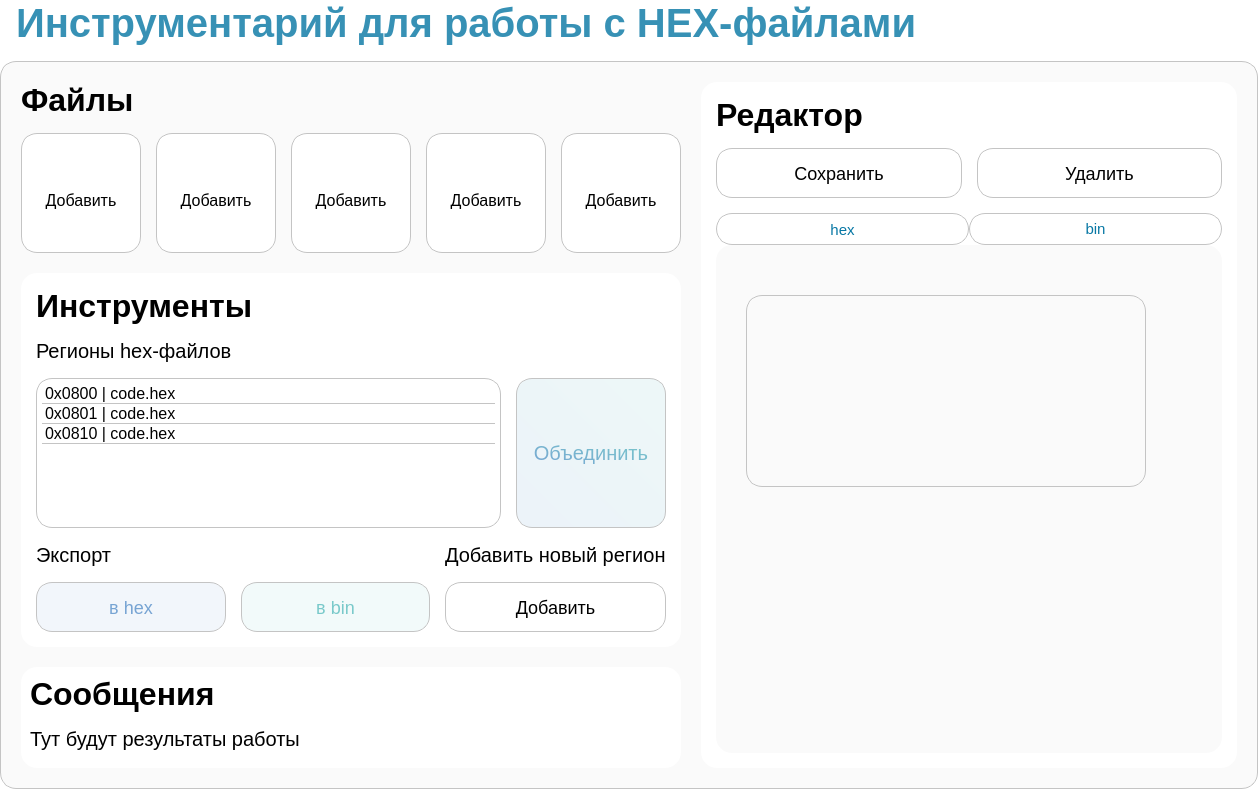
The window that ui/design.ui (stsln/hex_file_tools) describes before a commit, drawn with Qt 5.
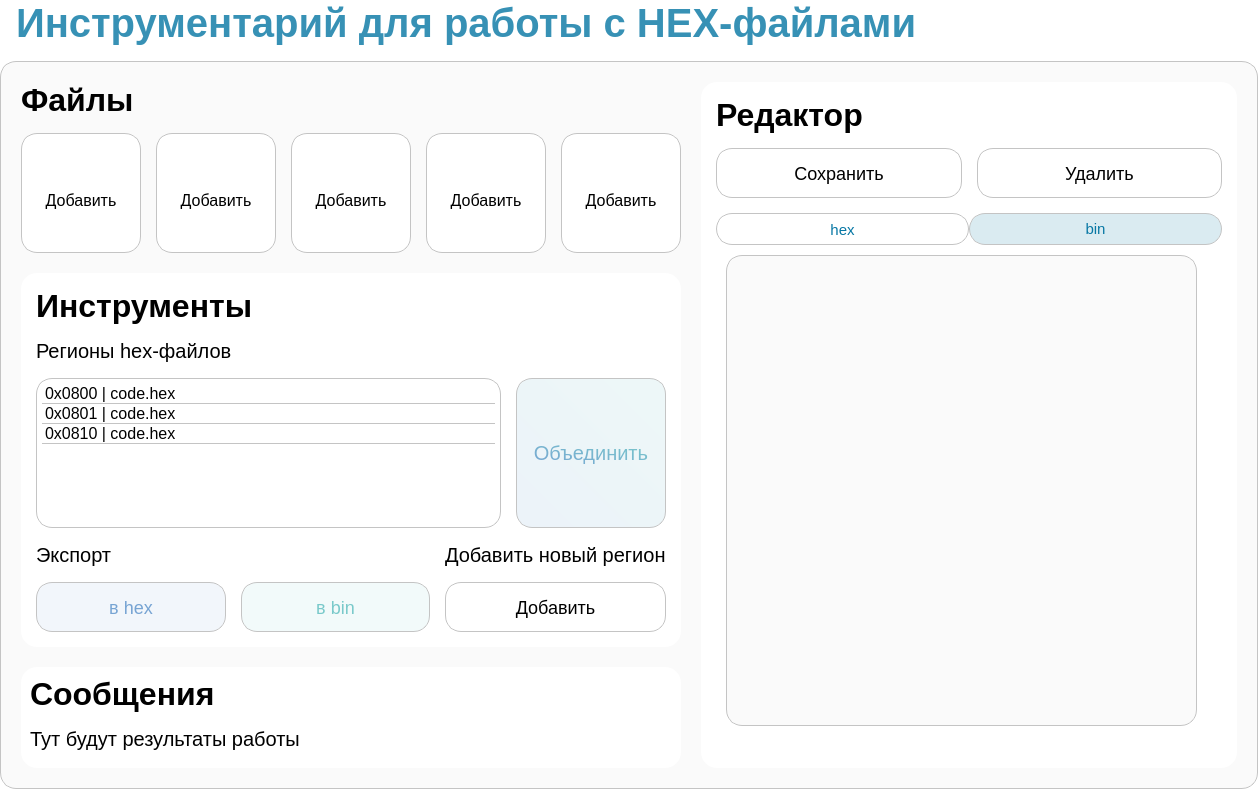
The same window after the commit. The open tabs and pages were chosen to show the change. Icons and pictures are not drawn.

Commit message: Доработка интерфейса.

What changed in the file:
```diff
--- a/ui/design.ui
+++ b/ui/design.ui
@@ -1161,6 +1161,16 @@
 	border: 1px solid #C4C4C4;
 }
 
+QTabBar::tab:hover
+{
+	background-color: rgba(7, 119, 164, 0.1);
+}
+
+QTabBar::tab:selected
+{
+	background-color: rgba(7, 119, 164, 0.15);
+}
+
 QTabWidget::pane
 { 
 	border: 0;
@@ -1328,11 +1338,7 @@
               </widget>
               <widget class="QWidget" name="tab_bin">
                <property name="styleSheet">
-                <string notr="true">QWidget
-{
-	background-color: #FAFAFA;
-	border-radius: 16px;
-}</string>
+                <string notr="true"/>
                </property>
                <attribute name="title">
                 <string>bin</string>
@@ -1340,21 +1346,22 @@
                <widget class="QPlainTextEdit" name="plainTextEdit_3">
                 <property name="geometry">
                  <rect>
-                  <x>30</x>
-                  <y>50</y>
-                  <width>400</width>
-                  <height>192</height>
+                  <x>10</x>
+                  <y>10</y>
+                  <width>471</width>
+                  <height>471</height>
                  </rect>
                 </property>
                 <property name="styleSheet">
-                 <string notr="true">QPlainTextEdit {
+                 <string notr="true">QPlainTextEdit
+{
 	font-family: 'JetBrains Mono';
 	font-weight: 400;
 	font-size: 18px;
-	color: #009C93;
 	border: 1px solid #C4C4C4;
 	border-radius: 16px;
 	padding: 5px;
+	background-color: #FAFAFA;
 }</string>
                 </property>
                </widget>
```
Left out of the diff: 85 changed lines with no effect on the pictures.
